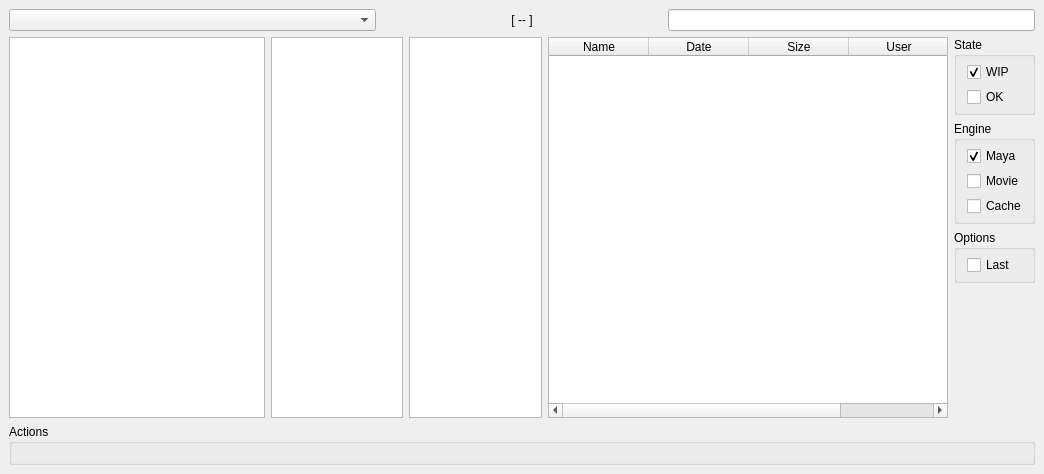
This is spil_ui/browser/ui/qt/browser.ui in MichaelHaussmann/spil_ui as Qt 5 draws it before an edit. The edited form follows.
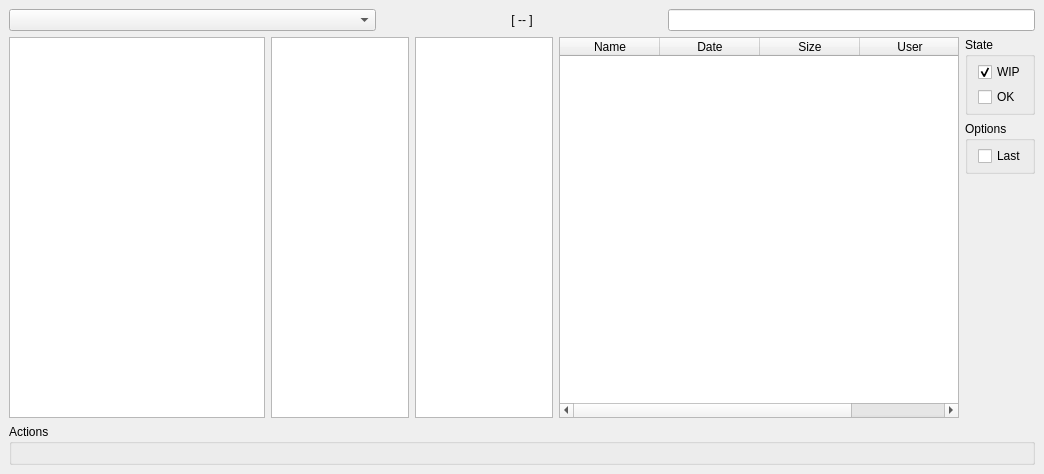
This is the edited form.

```diff
--- a/spil_ui/browser/ui/qt/browser.ui
+++ b/spil_ui/browser/ui/qt/browser.ui
@@ -240,66 +240,6 @@
           </layout>
          </widget>
         </item>
-        <item>
-         <widget class="QGroupBox" name="engine_gb">
-          <property name="sizePolicy">
-           <sizepolicy hsizetype="Preferred" vsizetype="Maximum">
-            <horstretch>0</horstretch>
-            <verstretch>0</verstretch>
-           </sizepolicy>
-          </property>
-          <property name="title">
-           <string>Engine</string>
-          </property>
-          <layout class="QVBoxLayout" name="verticalLayout_5">
-           <property name="spacing">
-            <number>5</number>
-           </property>
-           <property name="leftMargin">
-            <number>10</number>
-           </property>
-           <property name="topMargin">
-            <number>5</number>
-           </property>
-           <property name="rightMargin">
-            <number>5</number>
-           </property>
-           <property name="bottomMargin">
-            <number>5</number>
-           </property>
-           <item>
-            <widget class="QCheckBox" name="maya_cb">
-             <property name="text">
-              <string>Maya</string>
-             </property>
-             <property name="checked">
-              <bool>true</bool>
-             </property>
-            </widget>
-           </item>
-           <item>
-            <widget class="QCheckBox" name="movie_cb">
-             <property name="text">
-              <string>Movie</string>
-             </property>
-             <property name="checked">
-              <bool>false</bool>
-             </property>
-            </widget>
-           </item>
-           <item>
-            <widget class="QCheckBox" name="cache_cb">
-             <property name="text">
-              <string>Cache</string>
-             </property>
-             <property name="checked">
-              <bool>false</bool>
-             </property>
-            </widget>
-           </item>
-          </layout>
-         </widget>
-        </item>
         <item>
          <widget class="QGroupBox" name="options_gb">
           <property name="sizePolicy">
```
Left out of the diff: 10 changed lines with no effect on the pictures.
